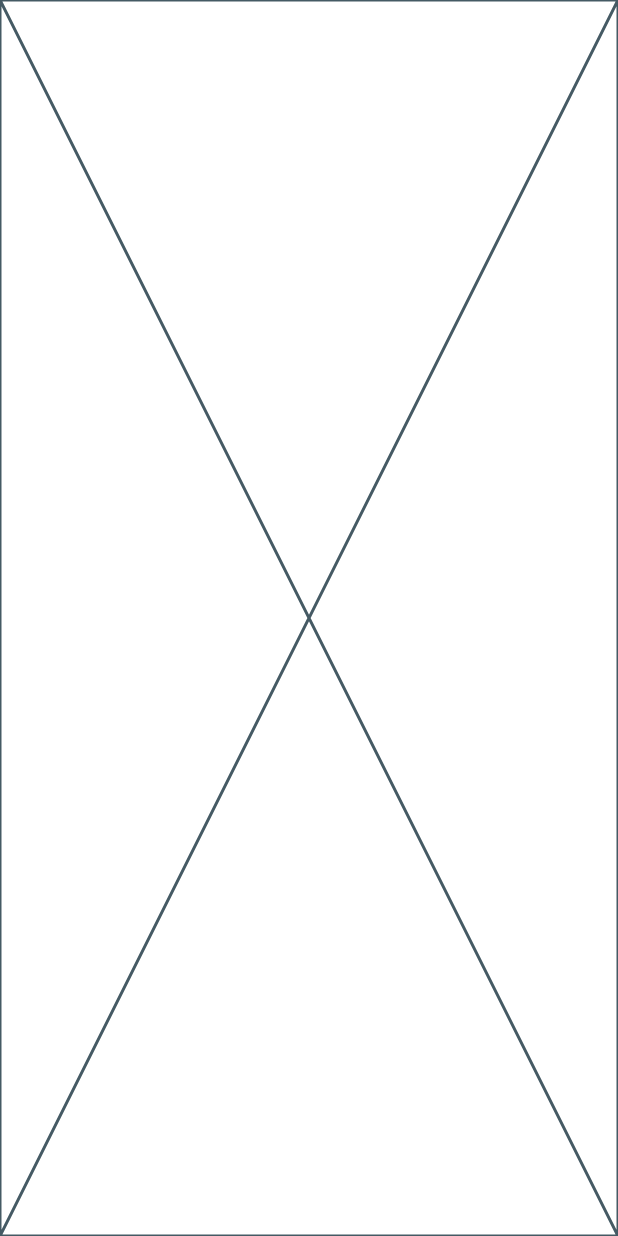
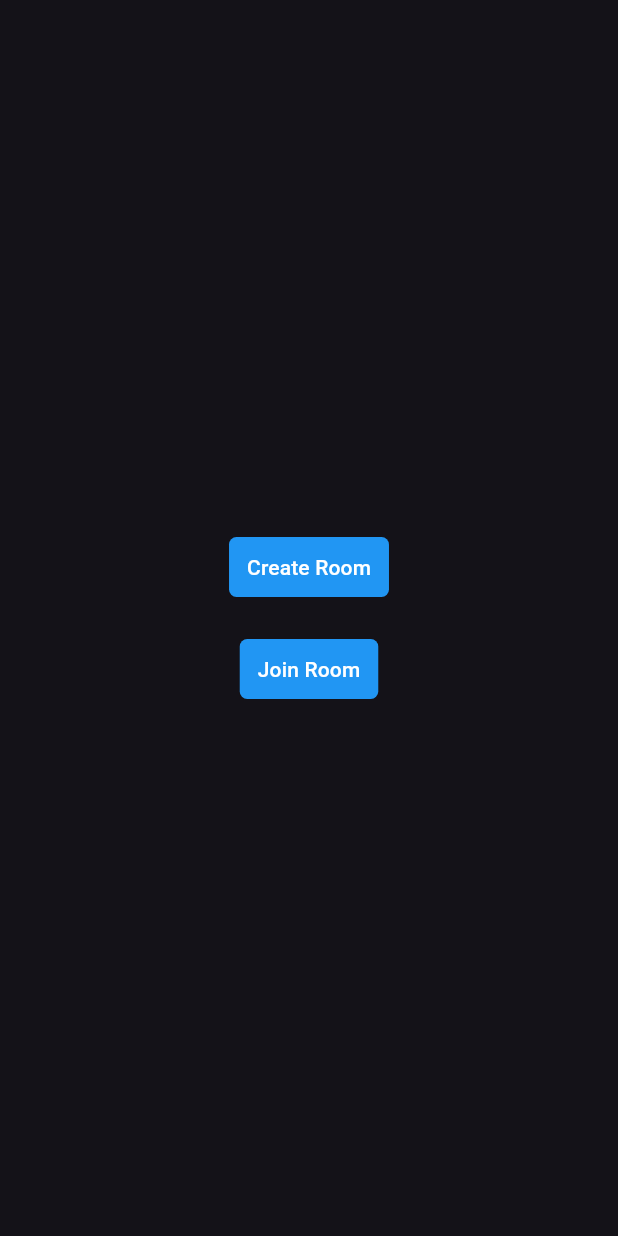
Before and after one commit to SilverShadow123/tic_tac_toe, a Flutter app: the screen it shows after launch, on a phone screen of 412 x 824 dp. Run offline on Flutter 3.47's test engine with Material 3 defaults, Android fonts, the phone set to English and light mode, and no system bars.

Commit message:
working on screens

```diff
--- a/lib/home_screen.dart
+++ b/lib/home_screen.dart
@@ -1,6 +1,7 @@
 import 'package:flutter/material.dart';
 
 class home_screen extends StatefulWidget {
+  static String routeName ='/main-menu';
   const home_screen({super.key});
 
   @override
@@ -10,6 +11,17 @@ class home_screen extends StatefulWidget {
 class _home_screenState extends State<home_screen> {
   @override
   Widget build(BuildContext context) {
-    return const Placeholder();
+    return Scaffold(
+      body: Center(
+        child: Column(
+          mainAxisAlignment: MainAxisAlignment.center,
+          children: [
+            TextButton(onPressed: (){},style: TextButton.styleFrom(backgroundColor: Colors.blue,shape: RoundedRectangleBorder(borderRadius: BorderRadius.circular(5))), child: Text('Create Room',style: TextStyle(color: Colors.white),)),
+            SizedBox(height: 20,),
+            TextButton(onPressed: (){},style: TextButton.styleFrom(backgroundColor: Colors.blue,shape: RoundedRectangleBorder(borderRadius: BorderRadius.circular(5))), child: Text('Join Room',style: TextStyle(color: Colors.white),)),
+          ],
+        ),
+      ),
+    );
   }
 }
--- a/lib/main.dart
+++ b/lib/main.dart
@@ -12,7 +12,11 @@ class tic_tac_toe extends StatelessWidget {
   @override
   Widget build(BuildContext context) {
     return MaterialApp(
+      routes: {
+        home_screen.routeName:(context)=>const home_screen(),
+      },
       home: home_screen(),
+      theme: ThemeData.dark(),
     );
   }
 }
```
Also changed, not shown: lib/join_room_screen.dart (added).
